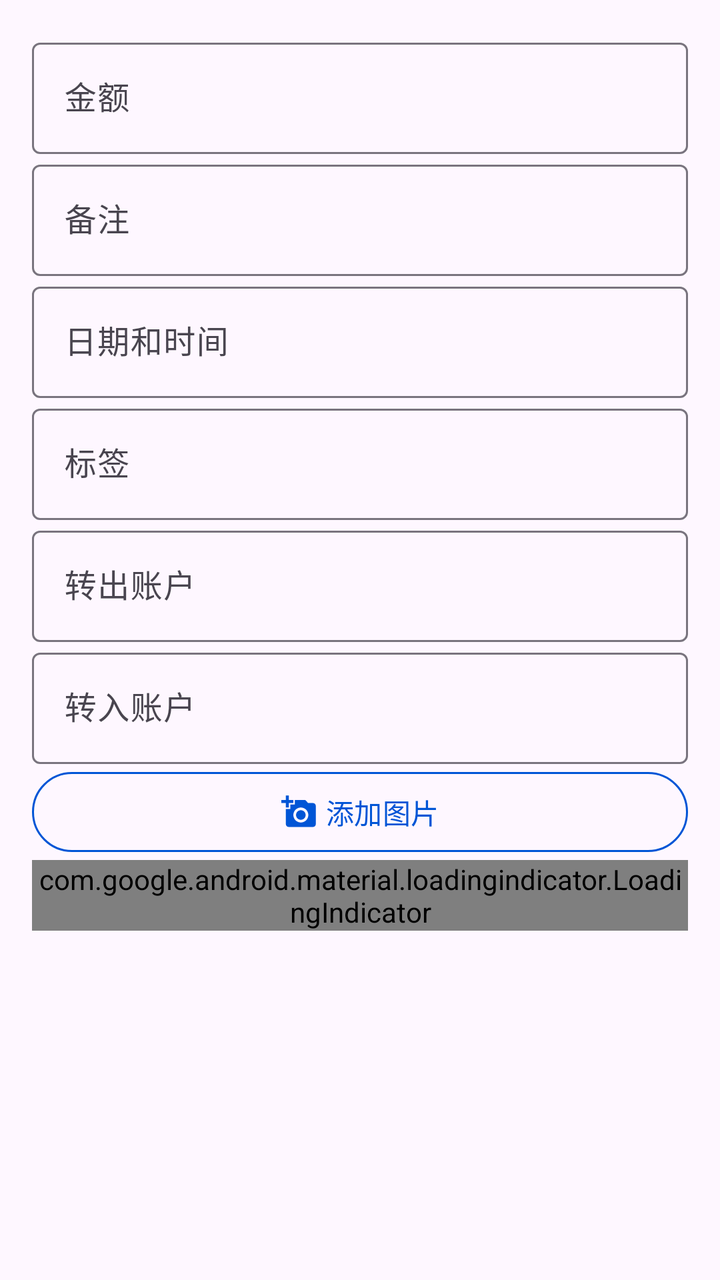
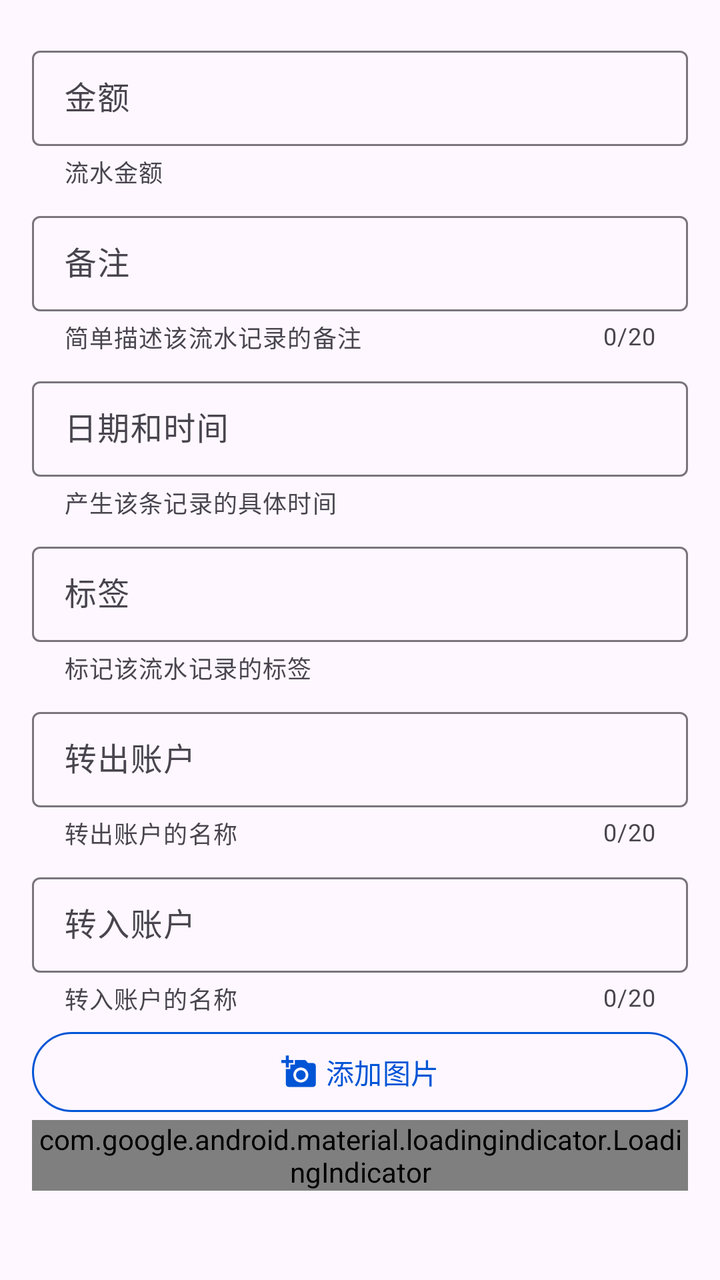

The first picture is an Android layout as it rendered before a commit; the second is the same layout after the commit. The layout source and the unified diff follow.
<!-- AndroidManifest.xml: application theme Theme.ManagerAssistant.Static -->
<!-- res/layout/fragment_transfer.xml -->
<?xml version="1.0" encoding="utf-8"?>
<androidx.core.widget.NestedScrollView xmlns:android="http://schemas.android.com/apk/res/android"
    xmlns:app="http://schemas.android.com/apk/res-auto"
    android:id="@+id/root_layout"
    android:layout_width="match_parent"
    android:layout_height="match_parent"
    android:orientation="vertical"
    android:padding="16dp">

    <LinearLayout
        android:layout_width="match_parent"
        android:layout_height="wrap_content"
        android:orientation="vertical">

        <com.google.android.material.textfield.TextInputLayout
            android:id="@+id/amount_layout"
            android:layout_width="match_parent"
            android:layout_height="wrap_content"
            app:endIconDrawable="@drawable/baseline_clear_24"
            app:endIconMode="clear_text">

            <com.google.android.material.textfield.TextInputEditText
                android:id="@+id/amount_input"
                style="@style/UserInputEditTextStyle"
                android:layout_width="match_parent"
                android:layout_height="wrap_content"
                android:hint="@string/amount"
                android:inputType="numberDecimal" />
        </com.google.android.material.textfield.TextInputLayout>

        <com.google.android.material.textfield.TextInputLayout
            android:id="@+id/remark_layout"
            android:layout_width="match_parent"
            android:layout_height="wrap_content"
            android:hint="@string/remark"
            app:endIconDrawable="@drawable/baseline_clear_24"
            app:endIconMode="clear_text">

            <com.google.android.material.textfield.TextInputEditText
                android:id="@+id/remark_input"
                style="@style/UserInputEditTextStyle"
                android:layout_width="match_parent"
                android:layout_height="wrap_content"
                android:maxLength="20" />
        </com.google.android.material.textfield.TextInputLayout>

        <com.google.android.material.textfield.TextInputLayout
            android:id="@+id/datetime_layout"
            android:layout_width="match_parent"
            android:layout_height="wrap_content"
            android:hint="@string/date_time">

            <com.google.android.material.textfield.MaterialAutoCompleteTextView
                android:id="@+id/datetime_input"
                style="@style/ClickableAutoCompleteTextViewStyle"
                android:layout_width="match_parent"
                android:layout_height="wrap_content" />
        </com.google.android.material.textfield.TextInputLayout>

        <com.google.android.material.textfield.TextInputLayout
            android:id="@+id/running_account_tag_layout"
            android:layout_width="match_parent"
            android:layout_height="wrap_content"
            android:hint="@string/tag">

            <com.google.android.material.textfield.MaterialAutoCompleteTextView
                android:id="@+id/running_account_tag_input"
                style="@style/ClickableAutoCompleteTextViewStyle"
                android:layout_width="match_parent"
                android:layout_height="wrap_content" />
        </com.google.android.material.textfield.TextInputLayout>

        
        <com.google.android.material.textfield.TextInputLayout
            android:id="@+id/export_account_layout"
            android:layout_width="match_parent"
            android:layout_height="wrap_content"
            app:endIconDrawable="@drawable/baseline_clear_24"
            app:endIconMode="clear_text">

            <com.google.android.material.textfield.TextInputEditText
                android:id="@+id/export_account_input"
                style="@style/UserInputEditTextStyle"
                android:layout_width="match_parent"
                android:layout_height="wrap_content"
                android:hint="@string/export_account" />
        </com.google.android.material.textfield.TextInputLayout>

        <com.google.android.material.textfield.TextInputLayout
            android:id="@+id/import_account_layout"
            android:layout_width="match_parent"
            android:layout_height="wrap_content"
            app:endIconDrawable="@drawable/baseline_clear_24"
            app:endIconMode="clear_text">

            <com.google.android.material.textfield.TextInputEditText
                android:id="@+id/import_account_input"
                style="@style/UserInputEditTextStyle"
                android:layout_width="match_parent"
                android:layout_height="wrap_content"
                android:hint="@string/import_account" />
        </com.google.android.material.textfield.TextInputLayout>

        
        <LinearLayout
            android:layout_width="match_parent"
            android:layout_height="wrap_content"
            android:orientation="horizontal">

            <com.google.android.material.button.MaterialButton
                android:id="@+id/picture_add"
                style="@style/OutlinedBtnStyle"
                android:layout_width="0dp"
                android:layout_height="wrap_content"
                android:layout_marginStart="0dp"
                android:layout_marginEnd="0dp"
                android:layout_weight="1"
                android:text="@string/add_picture"
                app:icon="@drawable/baseline_add_a_photo_24"
                app:iconGravity="textStart" />

            <com.google.android.material.button.MaterialButton
                android:id="@+id/picture_delete_btn"
                android:layout_width="0dp"
                android:layout_height="wrap_content"
                android:layout_weight="1"
                android:text="@string/delete_picture"
                android:visibility="gone"
                app:icon="@drawable/baseline_delete_forever_24"
                app:iconGravity="textStart" />
        </LinearLayout>

        <com.google.android.material.loadingindicator.LoadingIndicator
            android:id="@+id/loading_indicator"
            android:layout_width="wrap_content"
            android:layout_height="wrap_content"
            android:layout_gravity="center_horizontal" />

        <androidx.recyclerview.widget.RecyclerView
            android:id="@+id/picture_recycler"
            android:layout_width="match_parent"
            android:layout_height="0dp"
            android:layout_weight="1"
            android:nestedScrollingEnabled="false" />
    </LinearLayout>
</androidx.core.widget.NestedScrollView>
<!-- resources referenced by this layout -->
<resources>
  <!-- drawable baseline_clear_24 (drawable) -->
  <vector xmlns:android="http://schemas.android.com/apk/res/android" android:height="24dp" android:tint="#000000" android:viewportHeight="24" android:viewportWidth="24" android:width="24dp">
        
      <path android:fillColor="@android:color/white" android:pathData="M19,6.41L17.59,5 12,10.59 6.41,5 5,6.41 10.59,12 5,17.59 6.41,19 12,13.41 17.59,19 19,17.59 13.41,12z"/>
      
  </vector>
  <!-- drawable baseline_delete_forever_24 (drawable) -->
  <vector xmlns:android="http://schemas.android.com/apk/res/android" android:height="24dp" android:tint="#000000" android:viewportHeight="24" android:viewportWidth="24" android:width="24dp">
        
      <path android:fillColor="@android:color/white" android:pathData="M6,19c0,1.1 0.9,2 2,2h8c1.1,0 2,-0.9 2,-2L18,7L6,7v12zM8.46,11.88l1.41,-1.41L12,12.59l2.12,-2.12 1.41,1.41L13.41,14l2.12,2.12 -1.41,1.41L12,15.41l-2.12,2.12 -1.41,-1.41L10.59,14l-2.13,-2.12zM15.5,4l-1,-1h-5l-1,1L5,4v2h14L19,4z"/>
      
  </vector>
  <string name="add_picture">添加图片</string>
  <string name="amount">金额</string>
  <string name="date_time">日期和时间</string>
  <string name="delete_picture">删除图片</string>
  <string name="export_account">转出账户</string>
  <string name="import_account">转入账户</string>
  <string name="remark">备注</string>
  <string name="tag">标签</string>
  <style name="ClickableAutoCompleteTextViewStyle" parent="Widget.Material3.AutoCompleteTextView.OutlinedBox">
          <item name="android:inputType">none</item>
          <item name="android:textColorHighlight">?attr/colorControlHighlight</item>
      </style>
  <style name="OutlinedBtnStyle" parent="Widget.Material3.Button.OutlinedButton">
          <item name="android:textColor">?attr/colorPrimary</item>
          <item name="strokeColor">?attr/colorPrimary</item>
          <item name="strokeWidth">1dp</item>
          <item name="android:layout_marginStart">10dp</item>
          <item name="android:layout_marginEnd">10dp</item>
      </style>
  <style name="UserInputEditTextStyle" parent="Widget.Material3.TextInputEditText.OutlinedBox">
          <item name="android:inputType">text</item>
          <item name="android:textColorHighlight">?attr/colorSurfaceVariant</item>
          <item name="android:maxLength">20</item>
      </style>
  <color name="color_primary">#0055d6</color>
  <color name="color_on_primary">#ffffff</color>
  <color name="color_primary_container">#d8e1fe</color>
  <color name="color_secondary_container">#e0e1ff</color>
  <color name="color_surface">#faf9ff</color>
  <color name="color_surface_container">#ebedfa</color>
  <color name="color_surface_container_low">#edeffc</color>
  <style name="ToolBarStyle" parent="Widget.Material3.Toolbar">
          <item name="android:backgroundTint">?attr/colorSurface</item>
          <item name="navigationIconTint">?attr/colorPrimary</item>
          <item name="contentInsetStart">10dp</item>
          <item name="titleTextAppearance">@style/TitleStyle</item>
      </style>
  <style name="TitleStyle">
          <item name="android:textSize">23sp</item>
      </style>
  <!-- unchanged entries left out for length: 2 -->
</resources>

<!-- the commit's change to res/layout/fragment_transfer.xml (unified diff, before → after) -->
@@ -14,10 +14,13 @@
 
         <com.google.android.material.textfield.TextInputLayout
             android:id="@+id/amount_layout"
+            style="@style/CommonTextInputLayoutStyle"
             android:layout_width="match_parent"
             android:layout_height="wrap_content"
+            app:counterEnabled="false"
             app:endIconDrawable="@drawable/baseline_clear_24"
-            app:endIconMode="clear_text">
+            app:endIconMode="clear_text"
+            app:helperText="@string/account_amount_help">
 
             <com.google.android.material.textfield.TextInputEditText
                 android:id="@+id/amount_input"
@@ -30,42 +33,50 @@
 
         <com.google.android.material.textfield.TextInputLayout
             android:id="@+id/remark_layout"
+            style="@style/CommonTextInputLayoutStyle"
             android:layout_width="match_parent"
             android:layout_height="wrap_content"
             android:hint="@string/remark"
+            app:counterMaxLength="20"
             app:endIconDrawable="@drawable/baseline_clear_24"
-            app:endIconMode="clear_text">
+            app:endIconMode="clear_text"
+            app:helperText="@string/account_remark_help">
 
             <com.google.android.material.textfield.TextInputEditText
                 android:id="@+id/remark_input"
                 style="@style/UserInputEditTextStyle"
                 android:layout_width="match_parent"
-                android:layout_height="wrap_content"
-                android:maxLength="20" />
+                android:layout_height="wrap_content" />
         </com.google.android.material.textfield.TextInputLayout>
 
         <com.google.android.material.textfield.TextInputLayout
             android:id="@+id/datetime_layout"
+            style="@style/CommonTextInputLayoutStyle"
             android:layout_width="match_parent"
             android:layout_height="wrap_content"
-            android:hint="@string/date_time">
+            android:hint="@string/date_time"
+            app:counterEnabled="false"
+            app:helperText="@string/account_datetime_help">
 
             <com.google.android.material.textfield.MaterialAutoCompleteTextView
                 android:id="@+id/datetime_input"
-                style="@style/ClickableAutoCompleteTextViewStyle"
+                style="@style/AutoCompleteTextViewStyle"
                 android:layout_width="match_parent"
                 android:layout_height="wrap_content" />
         </com.google.android.material.textfield.TextInputLayout>
 
         <com.google.android.material.textfield.TextInputLayout
             android:id="@+id/running_account_tag_layout"
+            style="@style/CommonTextInputLayoutStyle"
             android:layout_width="match_parent"
             android:layout_height="wrap_content"
-            android:hint="@string/tag">
+            android:hint="@string/tag"
+            app:counterEnabled="false"
+            app:helperText="@string/account_tag_help">
 
             <com.google.android.material.textfield.MaterialAutoCompleteTextView
                 android:id="@+id/running_account_tag_input"
-                style="@style/ClickableAutoCompleteTextViewStyle"
+                style="@style/AutoCompleteTextViewStyle"
                 android:layout_width="match_parent"
                 android:layout_height="wrap_content" />
         </com.google.android.material.textfield.TextInputLayout>
@@ -73,10 +84,13 @@
         
         <com.google.android.material.textfield.TextInputLayout
             android:id="@+id/export_account_layout"
+            style="@style/CommonTextInputLayoutStyle"
             android:layout_width="match_parent"
             android:layout_height="wrap_content"
+            app:counterMaxLength="20"
             app:endIconDrawable="@drawable/baseline_clear_24"
-            app:endIconMode="clear_text">
+            app:endIconMode="clear_text"
+            app:helperText="@string/account_export_help">
 
             <com.google.android.material.textfield.TextInputEditText
                 android:id="@+id/export_account_input"
@@ -88,10 +102,13 @@
 
         <com.google.android.material.textfield.TextInputLayout
             android:id="@+id/import_account_layout"
+            style="@style/CommonTextInputLayoutStyle"
             android:layout_width="match_parent"
             android:layout_height="wrap_content"
+            app:counterMaxLength="20"
             app:endIconDrawable="@drawable/baseline_clear_24"
-            app:endIconMode="clear_text">
+            app:endIconMode="clear_text"
+            app:helperText="@string/account_import_help">
 
             <com.google.android.material.textfield.TextInputEditText
                 android:id="@+id/import_account_input"
<!-- resource entries referenced after the edit -->
@@ -12,6 +12,12 @@
       <path android:fillColor="@android:color/white" android:pathData="M6,19c0,1.1 0.9,2 2,2h8c1.1,0 2,-0.9 2,-2L18,7L6,7v12zM8.46,11.88l1.41,-1.41L12,12.59l2.12,-2.12 1.41,1.41L13.41,14l2.12,2.12 -1.41,1.41L12,15.41l-2.12,2.12 -1.41,-1.41L10.59,14l-2.13,-2.12zM15.5,4l-1,-1h-5l-1,1L5,4v2h14L19,4z"/>
       
   </vector>
+  <string name="account_amount_help">流水金额</string>
+  <string name="account_datetime_help">产生该条记录的具体时间</string>
+  <string name="account_export_help">转出账户的名称</string>
+  <string name="account_import_help">转入账户的名称</string>
+  <string name="account_remark_help">简单描述该流水记录的备注</string>
+  <string name="account_tag_help">标记该流水记录的标签</string>
   <string name="add_picture">添加图片</string>
   <string name="amount">金额</string>
   <string name="date_time">日期和时间</string>
@@ -20,9 +26,16 @@
   <string name="import_account">转入账户</string>
   <string name="remark">备注</string>
   <string name="tag">标签</string>
-  <style name="ClickableAutoCompleteTextViewStyle" parent="Widget.Material3.AutoCompleteTextView.OutlinedBox">
+  <style name="AutoCompleteTextViewStyle" parent="Widget.Material3.AutoCompleteTextView.OutlinedBox.Dense">
           <item name="android:inputType">none</item>
           <item name="android:textColorHighlight">?attr/colorControlHighlight</item>
+      </style>
+  <style name="CommonTextInputLayoutStyle" parent="Widget.Material3.TextInputLayout.OutlinedBox.Dense">
+          <item name="errorEnabled">true</item>
+          <item name="counterEnabled">true</item>
+          <item name="helperTextEnabled">true</item>
+          <item name="android:layout_marginTop">4dp</item>
+          <item name="android:layout_marginBottom">4dp</item>
       </style>
   <style name="OutlinedBtnStyle" parent="Widget.Material3.Button.OutlinedButton">
           <item name="android:textColor">?attr/colorPrimary</item>
@@ -31,7 +44,7 @@
           <item name="android:layout_marginStart">10dp</item>
           <item name="android:layout_marginEnd">10dp</item>
       </style>
-  <style name="UserInputEditTextStyle" parent="Widget.Material3.TextInputEditText.OutlinedBox">
+  <style name="UserInputEditTextStyle" parent="Widget.Material3.TextInputEditText.OutlinedBox.Dense">
           <item name="android:inputType">text</item>
           <item name="android:textColorHighlight">?attr/colorSurfaceVariant</item>
           <item name="android:maxLength">20</item>
